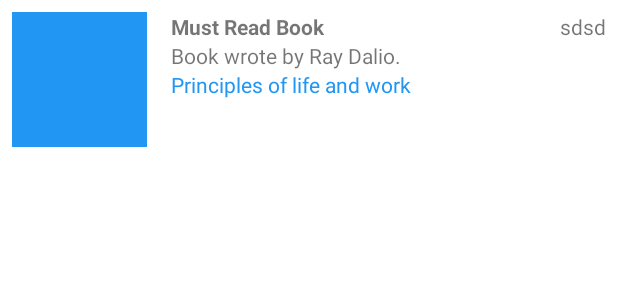
After one commit to waltereidi/Loja.AdminMobile, an Android app built with Jetpack Compose: the layout activity_product_view_holder.xml on its own in the app's theme, with its tools: preview values and no code run, on a phone screen of 412 x 824 dp. The commit adds this screen. Shown: the top 300 px of the screen. Run offline under Robolectric (Android 15) with nearby library versions, the phone set to English and light mode, and no system bars.

Commit message:
adicionado view holder para a lista de produtos, iniciado implementação de lista de produtos

```diff
--- a/app/build.gradle.kts
+++ b/app/build.gradle.kts
@@ -57,6 +57,7 @@ dependencies {
     implementation("com.squareup.retrofit2:converter-gson:2.9.0")
     implementation("androidx.core:core-splashscreen:1.2.0-alpha01")
     implementation("com.github.bumptech.glide:glide:4.14.2")
+    implementation(libs.androidx.activity)
     // Skip this if you don't want to use integration libraries or configure Glide.
     annotationProcessor("com.github.bumptech.glide:compiler:4.14.2")
     implementation(libs.androidx.core.ktx)
--- a/app/src/main/AndroidManifest.xml
+++ b/app/src/main/AndroidManifest.xml
@@ -14,6 +14,9 @@
         android:supportsRtl="true"
         android:theme="@style/AppTheme"
         tools:targetApi="31">
+        <activity
+            android:name=".Home.ui.products.viewHolder.ProductViewHolder"
+            android:exported="false" />
         <activity
             android:name=".Home.HomeActivity"
             android:exported="false"
--- /dev/null
+++ b/app/src/main/java/com/example/lojaadminmobile/Home/ui/products/ListProductsViewHolder.kt
@@ -0,0 +1,9 @@
+package com.example.lojaadminmobile.Home.ui.products
+
+import android.view.View
+import androidx.recyclerview.widget.RecyclerView
+
+abstract class ListProductsViewHolder(containerView: View ) :RecyclerView.ViewHolder(containerView)
+{
+    abstract  fun bindData(listProducts: ListProductsViewHolder)
+}
--- /dev/null
+++ b/app/src/main/java/com/example/lojaadminmobile/Home/ui/products/viewHolder/ProductViewHolder.kt
@@ -0,0 +1,15 @@
+package com.example.lojaadminmobile.Home.ui.products.viewHolder
+
+import android.view.View
+import android.widget.ImageView
+import android.widget.TextView
+import com.example.lojaadminmobile.R
+
+class ProductViewHolder(private val containerView: View, onClickListener: View.OnClickListener)
+{
+    private val productImage:ImageView by lazy { containerView.findViewById(R.id.product_image) }
+    private val productName:TextView by lazy { containerView.findViewById(R.id.product_name)}
+    private val productCategory:TextView by lazy { containerView.findViewById(R.id.product_category) }
+    private val productDescription:TextView by lazy { containerView.findViewById(R.id.product_description)}
+    private val productSky:TextView by lazy { containerView.findViewById(R.id.product_sku)}
+}
--- /dev/null
+++ b/app/src/main/res/layout/activity_product_view_holder.xml
@@ -0,0 +1,58 @@
+<?xml version="1.0" encoding="utf-8"?>
+<androidx.constraintlayout.widget.ConstraintLayout xmlns:android="http://schemas.android.com/apk/res/android"
+    xmlns:app="http://schemas.android.com/apk/res-auto"
+    xmlns:tools="http://schemas.android.com/tools"
+    android:id="@+id/productViewHolder"
+    android:layout_width="match_parent"
+    android:layout_height="wrap_content"
+    android:orientation="vertical"
+    android:padding="8dp"
+    tools:context=".Home.ui.products.viewHolder.ProductViewHolder">
+
+
+    <ImageView
+        android:id="@+id/product_image"
+        android:layout_width="90dp"
+        android:layout_height="90dp"
+        android:contentDescription="@string/product_image"
+        app:layout_constraintStart_toStartOf="parent"
+        app:layout_constraintTop_toTopOf="parent"
+        tools:background="@color/blue_500" />
+
+    <TextView
+        android:id="@+id/product_name"
+        android:layout_width="wrap_content"
+        android:layout_height="wrap_content"
+        android:layout_marginStart="16dp"
+        android:textStyle="bold"
+        app:layout_constraintStart_toEndOf="@+id/product_image"
+        app:layout_constraintTop_toTopOf="product_category"
+        tools:text="Must Read Book" />
+
+    <TextView
+        android:id="@+id/product_category"
+        android:layout_width="wrap_content"
+        android:layout_height="wrap_content"
+
+        android:textColor="@color/blue_500"
+        app:layout_constraintStart_toStartOf="@+id/product_name"
+        app:layout_constraintTop_toBottomOf="@+id/product_description"
+        tools:text="Principles of life and work" />
+
+    <TextView
+        android:id="@+id/product_description"
+        android:layout_width="wrap_content"
+        android:layout_height="wrap_content"
+        app:layout_constraintStart_toStartOf="@+id/product_category"
+        app:layout_constraintTop_toBottomOf="@+id/product_sku"
+        tools:text="Book wrote by Ray Dalio." />
+
+    <TextView
+        android:id="@+id/product_sku"
+        android:layout_width="wrap_content"
+        android:layout_height="wrap_content"
+
+        app:layout_constraintEnd_toEndOf="parent"
+        app:layout_constraintTop_toEndOf="parent"
+        tools:text="sdsd" />
+</androidx.constraintlayout.widget.ConstraintLayout>
--- a/app/src/main/res/values/strings.xml
+++ b/app/src/main/res/values/strings.xml
@@ -2,7 +2,7 @@
     <string name="app_name">Loja.AdminMobile</string>
     <string name="title_activity_spash_screen">SpashScreen</string>
     <string name="title_activity_login">LoginActivity</string>
-    <!-- TODO:Login Screen-->
+    <!-- Login Screen-->
     <string name="MainActivity_submit">Sign in</string>
     <string name="MainActivity_editEmail">Email</string>
     <string name="MainActivity_editPassword">Password</string>
@@ -10,5 +10,9 @@
     <string name="title_requests">Requests</string>
     <string name="title_dashboard">Dashboard</string>
     <string name="title_products">Products</string>
-
+    <!-- Products ViewHolder    -->
+    <string name="product_image">Image of product</string>
+    <string name="product_name">Name of the product</string>
+    <string name="product_category">Product Category</string>
+    <string name="product_description">Product description</string>
 </resources>
--- a/gradle/libs.versions.toml
+++ b/gradle/libs.versions.toml
@@ -20,6 +20,7 @@ navigationFragment = "2.7.7"
 databindingRuntime = "8.5.0"
 legacySupportV4 = "1.0.0"
 recyclerview = "1.3.2"
+activity = "1.9.0"
 
 [libraries]
 androidx-core-ktx = { group = "androidx.core", name = "core-ktx", version.ref = "coreKtx" }
@@ -48,6 +49,7 @@ androidx-navigation-fragment = { group = "androidx.navigation", name = "navigati
 androidx-databinding-runtime = { group = "androidx.databinding", name = "databinding-runtime", version.ref = "databindingRuntime" }
 androidx-legacy-support-v4 = { group = "androidx.legacy", name = "legacy-support-v4", version.ref = "legacySupportV4" }
 androidx-recyclerview = { group = "androidx.recyclerview", name = "recyclerview", version.ref = "recyclerview" }
+androidx-activity = { group = "androidx.activity", name = "activity", version.ref = "activity" }
 
 [plugins]
 android-application = { id = "com.android.application", version.ref = "agp" }
```
